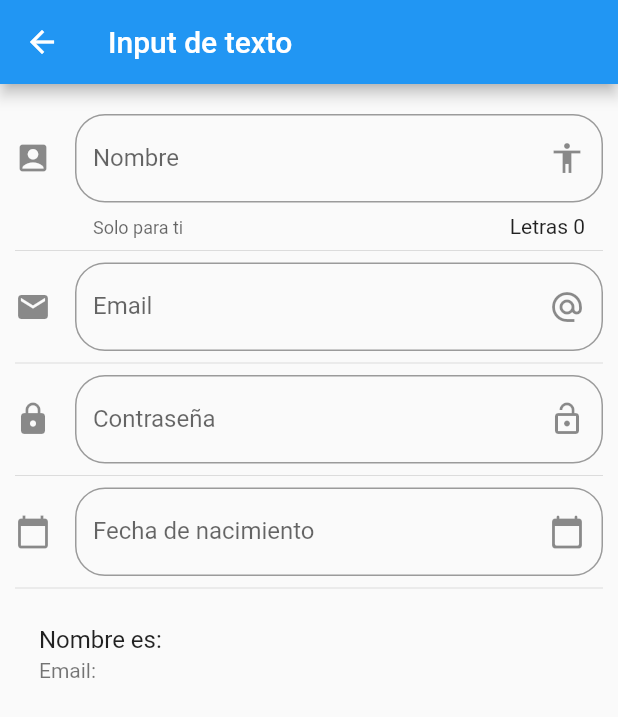
After one commit to rojo5/flutterComponents, a Flutter app: the screen it shows after launch, after a tap on "Inputs", on a phone screen of 412 x 824 dp. The commit adds this screen. Shown: the top 717 px of the screen. Run offline on Flutter 3.47's test engine with Material 2 defaults, Android fonts, the phone set to English and light mode, and no system bars; network calls fail.

Commit message:
añadidos inputs

```diff
--- a/data/menu_opts.json
+++ b/data/menu_opts.json
@@ -20,6 +20,11 @@
             "ruta" : "animatedContainer",
             "icon" : "donut_large",
             "texto": "Animated container "
+        },
+        {
+            "ruta" : "inputs",
+            "icon" : "input",
+            "texto": "Inputs"
         }
     ]
 }
--- a/lib/main.dart
+++ b/lib/main.dart
@@ -1,6 +1,8 @@
 import 'package:flutter/material.dart';
 import 'package:flutter_componentes/src/pages/alert_page.dart';
 import 'package:flutter_componentes/src/routes/routes.dart';
+
+import 'package:flutter_localizations/flutter_localizations.dart';
 
 void main() => runApp(MyApp());
 
@@ -10,6 +12,15 @@ class MyApp extends StatelessWidget {
     return MaterialApp(
       title: 'Componentes APP',
       debugShowCheckedModeBanner: false,
+      localizationsDelegates: const [
+        GlobalMaterialLocalizations.delegate,
+        GlobalWidgetsLocalizations.delegate,
+        GlobalCupertinoLocalizations.delegate,
+      ],
+      supportedLocales: const [
+        Locale('en', 'US'),
+        Locale('es', 'ES'),
+      ],
       // home: HomePage(),
       initialRoute: '/',
       routes: getApplicationRoutes(),
--- /dev/null
+++ b/lib/src/pages/input_page.dart
@@ -0,0 +1,133 @@
+import 'package:flutter/material.dart';
+
+class InputPage extends StatefulWidget {
+  const InputPage({Key? key}) : super(key: key);
+
+  @override
+  _InputPageState createState() => _InputPageState();
+}
+
+class _InputPageState extends State<InputPage> {
+  String _name ='';
+  String _email ='';
+  String _password ='';
+  String _fecha = '';
+
+  TextEditingController _inputFieldDateController = new TextEditingController();
+
+  @override
+  Widget build(BuildContext context) {
+    return Scaffold(
+      appBar: AppBar(
+        title: Text('Input de texto'),
+      ),
+      body: ListView(
+        padding: const EdgeInsets.symmetric(horizontal: 10.0, vertical: 20.0),
+        children: <Widget>[
+          _crearInput(),
+          Divider(),
+          _crearEmail(),
+          Divider(),
+          _crearPassword(),
+          Divider(),
+          _crearFecha(context),
+          Divider(),
+          _crearPersona()],
+      ),
+    );
+  }
+
+  Widget _crearInput() {
+    return TextField(
+      // autofocus: true,
+      textCapitalization: TextCapitalization.sentences,
+      decoration:  InputDecoration(
+          border: const OutlineInputBorder(
+              borderRadius: BorderRadius.all(Radius.circular(20.0))),
+          counter: Text('Letras ${ _name.length}'),
+          hintText: 'Nombre de la persona',
+          labelText: 'Nombre',
+          helperText: 'Solo para ti',
+          suffixIcon: const Icon(Icons.accessibility),
+          icon: const Icon(Icons.account_box)),
+      onChanged: (value) {
+        setState(() {
+          _name = value;
+        });
+      },
+    );
+  }
+
+  Widget  _crearPersona() {
+     return ListTile(
+       title: Text('Nombre es: $_name'),
+       subtitle: Text('Email: $_email'),
+     );
+  }
+
+  Widget _crearEmail() {
+    return TextField(
+      keyboardType: TextInputType.emailAddress,
+      decoration: const InputDecoration(
+          border: OutlineInputBorder(
+              borderRadius: BorderRadius.all(Radius.circular(20.0))),
+          hintText: 'Email',
+          labelText: 'Email',
+          suffixIcon: Icon(Icons.alternate_email),
+          icon: Icon(Icons.email)),
+      onChanged: (value)  => setState(() {
+          _email = value;
+        })
+    );
+  }
+
+  Widget _crearPassword() {
+    return TextField(
+        obscureText: true,
+        decoration: const InputDecoration(
+            border: OutlineInputBorder(
+                borderRadius: BorderRadius.all(Radius.circular(20.0))),
+            hintText: 'Contraseña',
+            labelText: 'Contraseña',
+            suffixIcon: Icon(Icons.lock_open),
+            icon: Icon(Icons.lock)),
+        onChanged: (value) => setState(() {
+              _password = value;
+            }));
+  }
+
+  Widget _crearFecha(BuildContext context) {
+     return TextField(
+       enableInteractiveSelection: false,
+       controller: _inputFieldDateController,
+        decoration: const InputDecoration(
+            border: OutlineInputBorder(
+                borderRadius: BorderRadius.all(Radius.circular(20.0))),
+            hintText: 'Fecha de nacimiento',
+            labelText: 'Fecha de nacimiento',
+            suffixIcon: Icon(Icons.calendar_today_rounded),
+            icon: Icon(Icons.calendar_today)),
+            onTap: (){
+              FocusScope.of(context).requestFocus(new FocusNode());
+              _selectDate(context);
+            },
+      );
+  }
+
+  void _selectDate(BuildContext context) async{
+    DateTime? picked = await showDatePicker(
+      context: context,
+      initialDate: DateTime.now(),
+      firstDate: DateTime(1920),
+      lastDate: DateTime.now(),
+      locale: const Locale('es','ES')
+      );
+
+      if (picked != null) {
+        setState(() {
+          _fecha = picked.toString();
+          _inputFieldDateController.text = _fecha;
+        });
+      }
+  }
+}
--- a/lib/src/routes/routes.dart
+++ b/lib/src/routes/routes.dart
@@ -4,6 +4,7 @@ import 'package:flutter_componentes/src/pages/animated_container.dart';
 import 'package:flutter_componentes/src/pages/avatar_page.dart';
 import 'package:flutter_componentes/src/pages/card_page.dart';
 import 'package:flutter_componentes/src/pages/home_page.dart';
+import 'package:flutter_componentes/src/pages/input_page.dart';
 
 Map<String, WidgetBuilder> getApplicationRoutes() {
   return <String, WidgetBuilder>{
@@ -11,6 +12,7 @@ Map<String, WidgetBuilder> getApplicationRoutes() {
     'alert': (BuildContext context) => AlertPage(),
     'avatar': (BuildContext context) => AvatarPage(),
     'card' : (BuildContext context) => CardPage(),
-    'animatedContainer' : (BuildContext context) => AnimatedContainerPage()
+    'animatedContainer' : (BuildContext context) => AnimatedContainerPage(),
+    'inputs' : (BuildContext context) => InputPage()
   };
 }
--- a/lib/src/utils/icono_string_util.dart
+++ b/lib/src/utils/icono_string_util.dart
@@ -5,7 +5,8 @@ final _icons = <String, IconData>{
     'add_alert': Icons.add_alert,
     'accessibility': Icons.accessibility,
     'folder_open': Icons.folder_open,
-    'donut_large': Icons.donut_large
+    'donut_large': Icons.donut_large,
+    'input': Icons.input
 };
 
 Icon getIcon(String nombreIconoc) {
--- a/pubspec.yaml
+++ b/pubspec.yaml
@@ -30,6 +30,8 @@ dependencies:
   flutter:
     sdk: flutter
 
+  flutter_localizations:
+    sdk: flutter
 
   # The following adds the Cupertino Icons font to your application.
   # Use with the CupertinoIcons class for iOS style icons.
```
Also changed, not shown: pubspec.lock.
